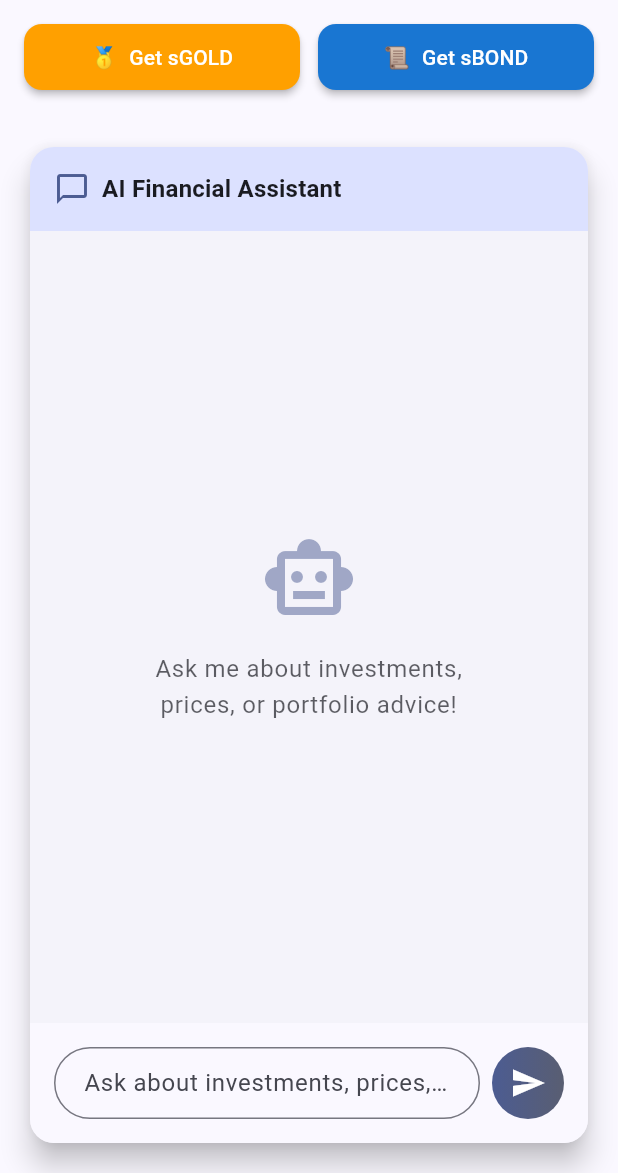
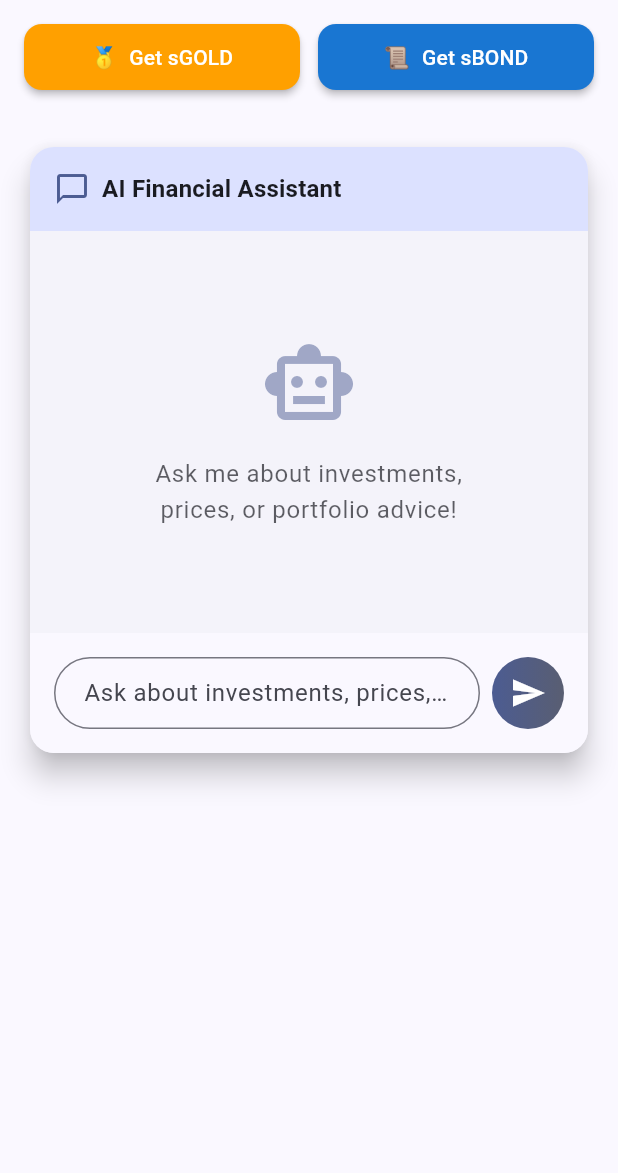
Before and after one commit to Psianturi/sentinel-ai, a Flutter app: the screen it shows after launch, on a phone screen of 412 x 824 dp, the part 63-1236 px from its top. Run offline on Flutter 3.47's test engine with Material 3 defaults, Android fonts, the phone set to English and light mode, and no system bars; network calls fail.

Commit message:
Improve Flutter UI: fix scrollable layout, enhance design, and resolve RenderFlex overflow

```diff
--- a/flutter_app/lib/main.dart
+++ b/flutter_app/lib/main.dart
@@ -169,6 +169,9 @@ class _HomePageState extends State<HomePage> {
             ],
           ),
         ),
+        child: SingleChildScrollView(
+          child: Padding(
+            padding: EdgeInsets.only(bottom: MediaQuery.of(context).viewInsets.bottom + 20),
             child: Column(
               children: [
             // Dashboard Section
@@ -292,9 +295,9 @@ class _HomePageState extends State<HomePage> {
             const SizedBox(height: 16),
 
             // Chat Section
-            Expanded(
-              child: Container(
+            Container(
               margin: const EdgeInsets.all(16),
+              height: MediaQuery.of(context).size.height * 0.5,
               child: Card(
                 elevation: 8,
                 child: Column(
@@ -451,8 +454,9 @@ class _HomePageState extends State<HomePage> {
                 ),
               ),
             ),
+          ],
             ),
-          ],
+          ),
         ),
       ),
     );
```
Lines whose indentation alone changed are shown as unchanged.
